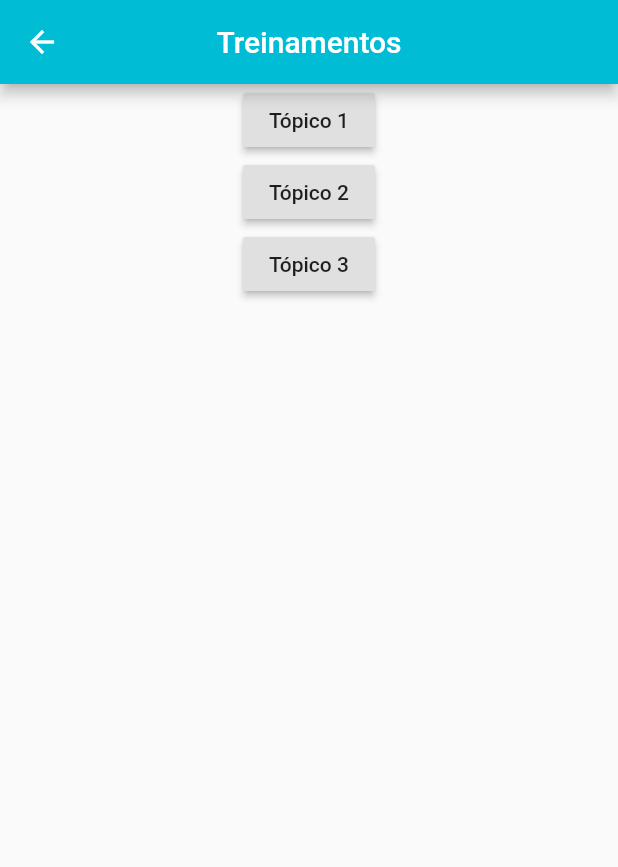
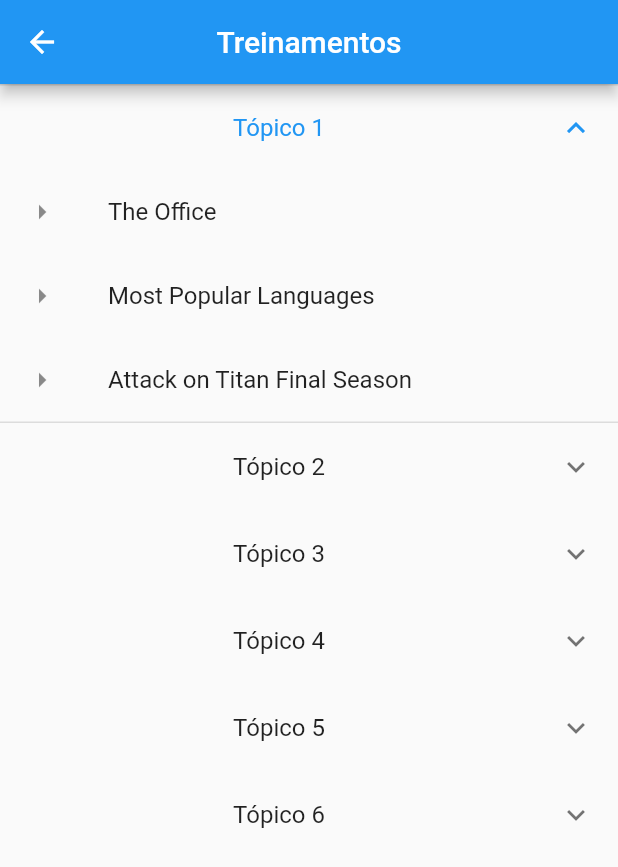
Before and after one commit to MrHenri/ccms, a Flutter app: the TrainingPage screen opened by its route, after a tap on "Tópico 1", on a phone screen of 412 x 824 dp. Shown: the top 867 px of the screen. Run offline on Flutter 3.47's test engine with Material 2 defaults, Android fonts, the phone set to English and light mode, and no system bars; our stand-ins replace chewie, cloud_firestore, date_format, firebase_auth, flushbar, flutter_spinkit and 1 more; accounts and stored records are empty.

Commit message:
finished the training_page.dart

```diff
--- a/lib/frontend/pages/training_page.dart
+++ b/lib/frontend/pages/training_page.dart
@@ -1,6 +1,5 @@
 import 'package:flutter/material.dart';
-import 'package:video_player/video_player.dart';
-import 'package:ccms/frontend/training_widgets.dart/video_play.dart';
+import 'package:ccms/frontend/pages/video_page.dart';
 
 class TrainingPage extends StatefulWidget {
   @override
@@ -8,47 +7,58 @@ class TrainingPage extends StatefulWidget {
 }
 
 class _TrainingPageState extends State<TrainingPage> {
+  List videoReferences = [
+    'https://firebasestorage.googleapis.com/v0/b/ccms-cell.appspot.com/o/treinamentos%2FTheOfficeOpening.mp4?alt=media&token=570042d7-d373-4930-bf0d-c7e6bb37cfd2',
+    'https://firebasestorage.googleapis.com/v0/b/ccms-cell.appspot.com/o/treinamentos%2FMostPopularLanguages.mp4?alt=media&token=71bd1215-5a48-4346-935c-27b8008d0d44',
+    'https://firebasestorage.googleapis.com/v0/b/ccms-cell.appspot.com/o/treinamentos%2FAttack%20on%20Titan%20Season%204%20Trailer%20Subbed%20(HD).mp4?alt=media&token=e0d58df8-49a1-4fd3-b487-7c9fa99eac52'
+  ];
+  List videoNames = [
+    'The Office',
+    'Most Popular Languages',
+    'Attack on Titan Final Season'
+  ];
+
+  Widget cardList(String topicName, List videoReferences, List videoNames) {
+    return ExpansionTile(
+      title: Text('$topicName', textAlign: TextAlign.center),
+      children: <Widget>[videoList(videoReferences, videoNames)],
+    );
+  }
+
+  Widget videoList(List videoReferences, List videoNames) {
+    return ListView.builder(
+        shrinkWrap: true,
+        itemCount: videoReferences.length,
+        itemBuilder: (context, index) {
+          return ListTile(
+            leading: Icon(Icons.arrow_right),
+            title: Text('${videoNames[index]}'),
+            onTap: () {
+              Navigator.push(context, MaterialPageRoute(builder: (context) {
+                return VideoPage(videoReference: videoReferences[index]);
+              }));
+            },
+          );
+        });
+  }
+
   @override
   Widget build(BuildContext context) {
     return Scaffold(
       appBar: AppBar(
-          title: Text('Treinamentos'),
-          centerTitle: true,
-          backgroundColor: Colors.cyan,
-        ),
-      body: Column(children: <Widget>[
-        Center(
-          child: RaisedButton(
-            child: Text('Tópico 1'),
-            onPressed: () {
-              VideoPlay(
-                videoPlayerController:
-                    VideoPlayerController.asset('assets/TheOfficeOpening.mp4'),
-                looping: true,
-              );
-            },
-          ),
-        ),
-        Center(
-          child: RaisedButton(
-              child: Text('Tópico 2'),
-              onPressed: () {
-                VideoPlay(
-                  videoPlayerController: VideoPlayerController.asset('assests/TheOfficeOpening.mp4'),
-                  looping: true,
-                );
-              }),
-        ),
-        Center(
-          child: RaisedButton(
-              child: Text('Tópico 3'),
-              onPressed: () {
-                VideoPlay(videoPlayerController: VideoPlayerController.asset('assests/TheOfficeOpening'),
-                looping: true,
-                );
-              }),
-        ),
-      ]),
+        title: Text('Treinamentos'),
+        centerTitle: true,
+      ),
+      body: Wrap(
+        children: <Widget>[
+          cardList('Tópico 1', videoReferences, videoNames),
+          cardList('Tópico 2', videoReferences, videoNames),
+          cardList('Tópico 3', videoReferences, videoNames),
+          cardList('Tópico 4', videoReferences, videoNames),
+          cardList('Tópico 5', videoReferences, videoNames),
+          cardList('Tópico 6', videoReferences, videoNames),
+        ],
+      ),
     );
   }
 }
```
Also changed, not shown: lib/frontend/pages/video_page.dart (added, +26 -0 lines), 2 other files.
